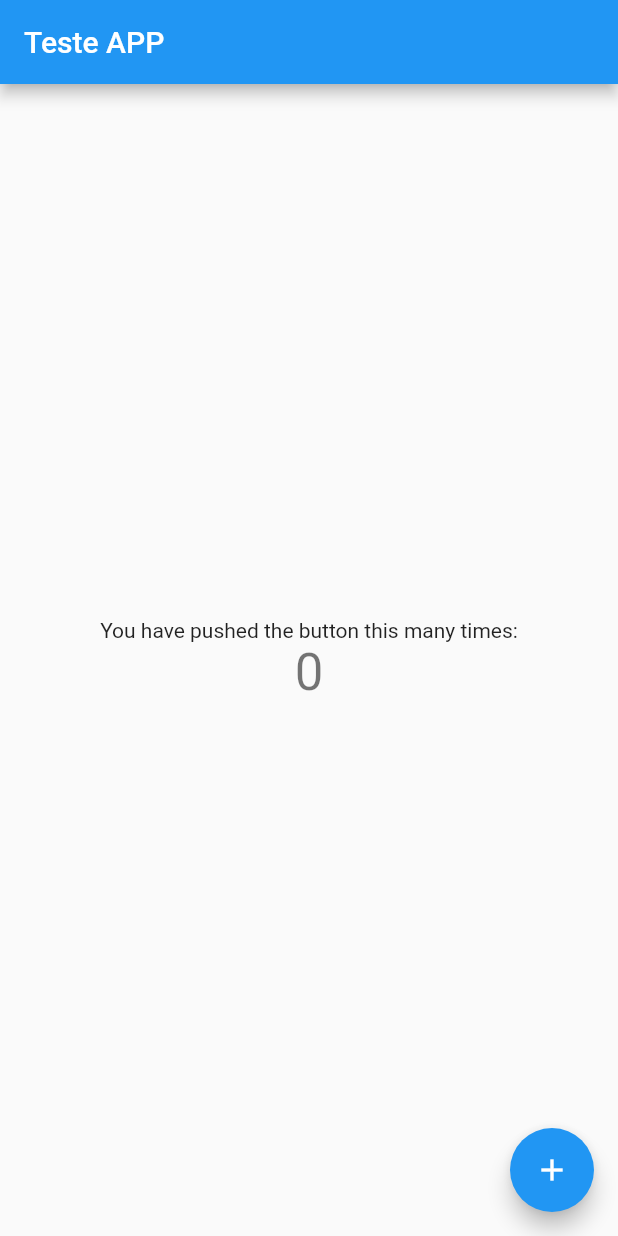
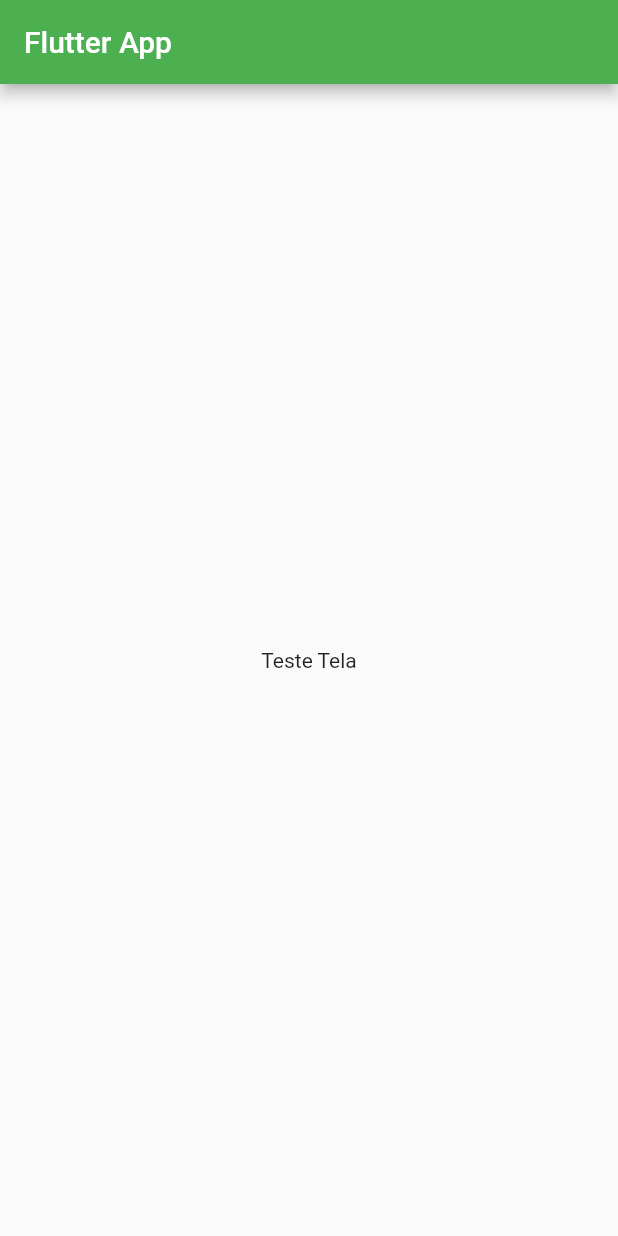
Before and after one commit to jhonnyrobert/ProjetoFlutter_ListaDeTarefas, a Flutter app: the screen it shows after launch, on a phone screen of 412 x 824 dp. Run offline on Flutter 3.47's test engine with Material 2 defaults, Android fonts, the phone set to English and light mode, and no system bars.

```diff
--- a/lib/main.dart
+++ b/lib/main.dart
@@ -1,111 +1,33 @@
+// importação do pacote de icones do material design
 import 'package:flutter/material.dart';
 
-void main() => runApp(MyApp());
+void main() => runApp(App());
 
-class MyApp extends StatelessWidget {
-  // This widget is the root of your application.
+class App extends StatelessWidget {
   @override
   Widget build(BuildContext context) {
     return MaterialApp(
-      title: ' Testes',
+      debugShowCheckedModeBanner: false,
+      title: ' TurismoApp',
       theme: ThemeData(
-        // This is the theme of your application.
-        //
-        // Try running your application with "flutter run". You'll see the
-        // application has a blue toolbar. Then, without quitting the app, try
-        // changing the primarySwatch below to Colors.green and then invoke
-        // "hot reload" (press "r" in the console where you ran "flutter run",
-        // or simply save your changes to "hot reload" in a Flutter IDE).
-        // Notice that the counter didn't reset back to zero; the application
-        // is not restarted.
-        primarySwatch: Colors.blue,
+        primarySwatch: Colors.green,
       ),
-      home: MyHomePage(title: 'Teste APP'),
+      home: HomePage(),
     );
   }
 }
 
-class MyHomePage extends StatefulWidget {
-  MyHomePage({Key key, this.title}) : super(key: key);
-
-  // This widget is the home page of your application. It is stateful, meaning
-  // that it has a State object (defined below) that contains fields that affect
-  // how it looks.
-
-  // This class is the configuration for the state. It holds the values (in this
-  // case the title) provided by the parent (in this case the App widget) and
-  // used by the build method of the State. Fields in a Widget subclass are
-  // always marked "final".
-
-  final String title;
-
-  @override
-  _MyHomePageState createState() => _MyHomePageState();
-}
-
-class _MyHomePageState extends State<MyHomePage> {
-  int _counter = 0;
-
-  void _incrementCounter() {
-    setState(() {
-      // This call to setState tells the Flutter framework that something has
-      // changed in this State, which causes it to rerun the build method below
-      // so that the display can reflect the updated values. If we changed
-      // _counter without calling setState(), then the build method would not be
-      // called again, and so nothing would appear to happen.
-      _counter++;
-    });
-  }
-
+class HomePage extends StatelessWidget {
   @override
   Widget build(BuildContext context) {
-    // This method is rerun every time setState is called, for instance as done
-    // by the _incrementCounter method above.
-    //
-    // The Flutter framework has been optimized to make rerunning build methods
-    // fast, so that you can just rebuild anything that needs updating rather
-    // than having to individually change instances of widgets.
+    // utliza-se Scaffold em vez de Container para retorna uma pagina
     return Scaffold(
       appBar: AppBar(
-        // Here we take the value from the MyHomePage object that was created by
-        // the App.build method, and use it to set our appbar title.
-        title: Text(widget.title),
+        title: Text("Flutter App"),
       ),
-      body: Center(
-        // Center is a layout widget. It takes a single child and positions it
-        // in the middle of the parent.
-        child: Column(
-          // Column is also a layout widget. It takes a list of children and
-          // arranges them vertically. By default, it sizes itself to fit its
-          // children horizontally, and tries to be as tall as its parent.
-          //
-          // Invoke "debug painting" (press "p" in the console, choose the
-          // "Toggle Debug Paint" action from the Flutter Inspector in Android
-          // Studio, or the "Toggle Debug Paint" command in Visual Studio Code)
-          // to see the wireframe for each widget.
-          //
-          // Column has various properties to control how it sizes itself and
-          // how it positions its children. Here we use mainAxisAlignment to
-          // center the children vertically; the main axis here is the vertical
-          // axis because Columns are vertical (the cross axis would be
-          // horizontal).
-          mainAxisAlignment: MainAxisAlignment.center,
-          children: <Widget>[
-            Text(
-              'You have pushed the button this many times:',
-            ),
-            Text(
-              '$_counter',
-              style: Theme.of(context).textTheme.display1,
-            ),
-          ],
-        ),
+      body: Container(
+        child: Center(child: Text("Teste Tela")),
       ),
-      floatingActionButton: FloatingActionButton(
-        onPressed: _incrementCounter,
-        tooltip: 'Increment',
-        child: Icon(Icons.add),
-      ), // This trailing comma makes auto-formatting nicer for build methods.
     );
   }
 }
```
Also changed, not shown: lib/Models/iten.dart (added, +22 -0 lines), flutter_01.png (added), 1 other file.
